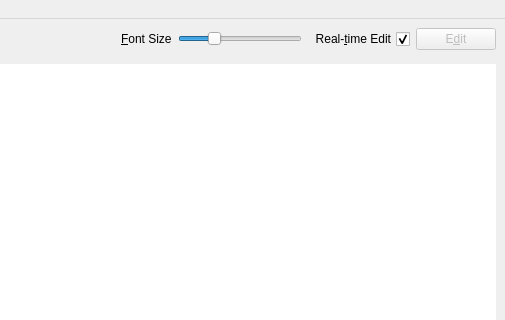
Qt form negar_gui/mwin.ui (javadr/negar-gui) before a commit; both pictures show x 554 to 1059 and y 0 to 320 of the 1059 by 790 pixel window.
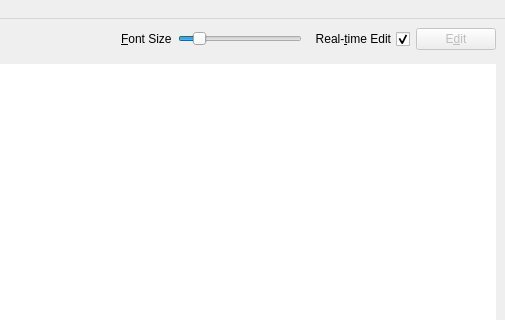
The same form after that commit. Icons and pictures are not drawn.

Patch:
```diff
--- a/negar_gui/mwin.ui
+++ b/negar_gui/mwin.ui
@@ -298,7 +298,7 @@
                 <number>10</number>
                </property>
                <property name="maximum">
-                <number>40</number>
+                <number>72</number>
                </property>
                <property name="value">
                 <number>18</number>
```
